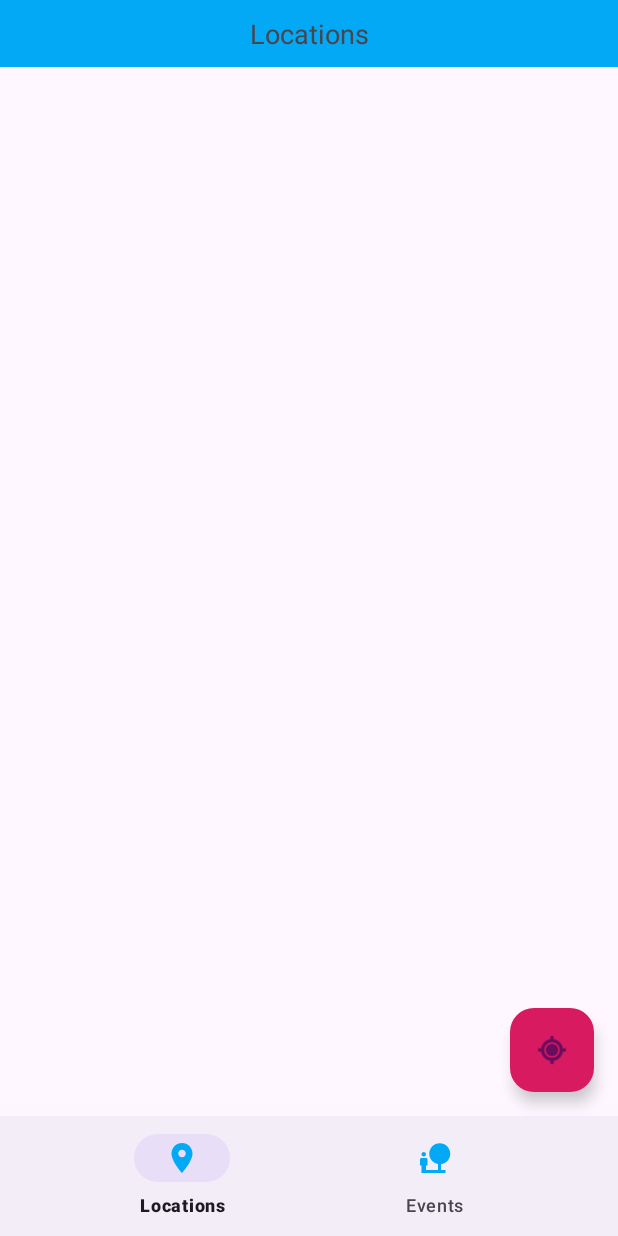
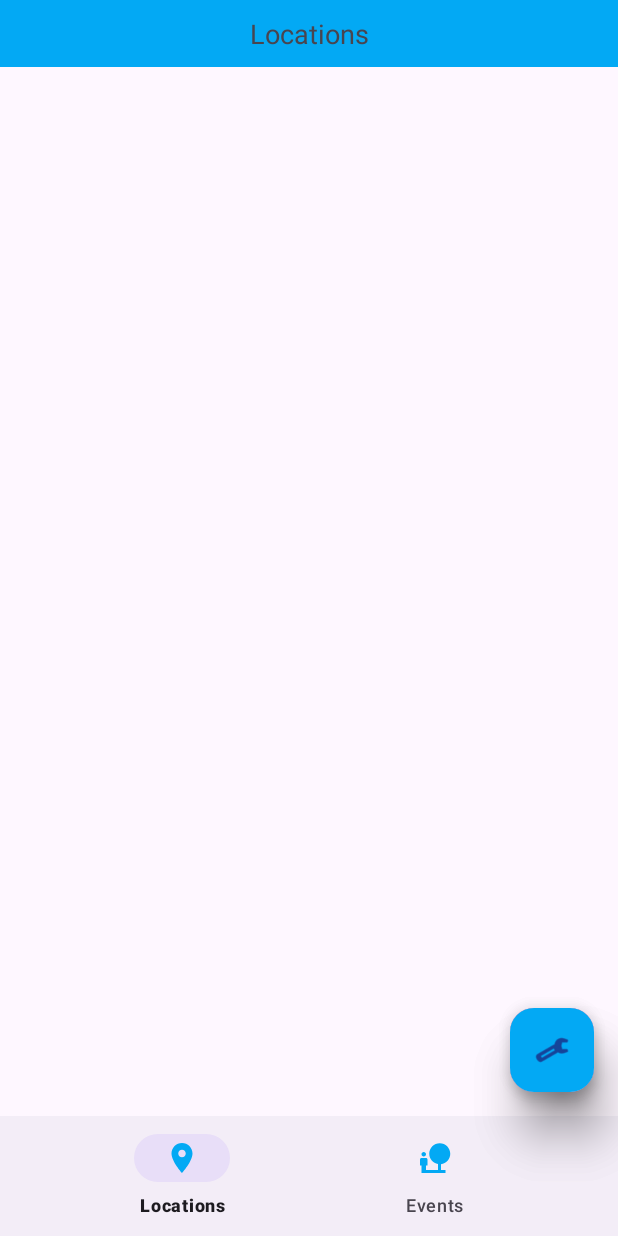
Before and after one commit to Woosmap/geofencing-example-android, an Android app: the screen it shows after launch (MainActivity), on a phone screen of 412 x 824 dp. Run offline under Robolectric (Android 15) with nearby library versions, the phone set to English and light mode, and no system bars; libraries missing offline, so code that uses them is left out: com.webgeoservices.woosmapgeofencingcore; 6 statements that could not run were skipped.

Commit message:
1. Implement clear db and lists

```diff
--- a/app/src/main/java/com/webgeoservices/woosmapgeofencingexample/MainActivity.kt
+++ b/app/src/main/java/com/webgeoservices/woosmapgeofencingexample/MainActivity.kt
@@ -21,6 +21,8 @@ import com.webgeoservices.woosmapgeofencing.WoosmapSettings
 import com.webgeoservices.woosmapgeofencingcore.database.WoosmapDb
 import com.webgeoservices.woosmapgeofencingexample.adapters.ViewPagerAdapter
 import com.webgeoservices.woosmapgeofencingexample.models.EventDataModel
+import kotlinx.coroutines.GlobalScope
+import kotlinx.coroutines.launch
 
 class MainActivity : AppCompatActivity() {
 
@@ -36,6 +38,7 @@ class MainActivity : AppCompatActivity() {
     private lateinit var viewPager: ViewPager
     private lateinit var viewPagerAdapter: ViewPagerAdapter
     private var trackingStarted = false
+    private var fabMenuExpanded = false
 
     override fun onCreate(savedInstanceState: Bundle?) {
         super.onCreate(savedInstanceState)
@@ -116,11 +119,39 @@ class MainActivity : AppCompatActivity() {
             if (trackingStarted){
                 view.backgroundTintList = resources.getColorStateList(R.color.colorPrimary, applicationContext.theme)
                 woosmap.startTracking(Woosmap.ConfigurationProfile.passiveTracking)
+                Toast.makeText(applicationContext, "Tracking started", Toast.LENGTH_SHORT).show()
             }
             else{
                 view.backgroundTintList = resources.getColorStateList(R.color.colorAccent, applicationContext.theme)
                 woosmap.stopTracking()
+                Toast.makeText(applicationContext, "Tracking stopped", Toast.LENGTH_SHORT).show()
             }
+        }
+
+        // Initialize floating action button. Which will clear all the entries in the Woosmap database
+        val clearDbButton = findViewById<FloatingActionButton>(R.id.clear_db)
+        clearDbButton.setOnClickListener{
+            // Clear the database tables and remove geofence regions
+            GlobalScope.launch {
+                WoosmapDb.getInstance(applicationContext).clearAllTables()
+                Woosmap.getInstance().removeGeofence()
+            }
+            //Clear the data in the lists
+            viewPagerAdapter.clearLists()
+            Toast.makeText(applicationContext, "Clearing all the database values", Toast.LENGTH_SHORT).show()
+        }
+
+        // Initialize floating action button. Which will clear all the entries in the Woosmap database
+        val fabMenuButton = findViewById<FloatingActionButton>(R.id.fab_menu)
+        fabMenuButton.setOnClickListener{
+            if (!fabMenuExpanded){
+                clearDbButton.animate().translationY(-400f)
+                toggleTackingBtn.animate().translationY(-200f)
+            }else{
+                clearDbButton.animate().translationY(0f)
+                toggleTackingBtn.animate().translationY(0f)
+            }
+            fabMenuExpanded = !fabMenuExpanded
         }
     }
 
--- a/app/src/main/java/com/webgeoservices/woosmapgeofencingexample/adapters/EventsDataAdapter.kt
+++ b/app/src/main/java/com/webgeoservices/woosmapgeofencingexample/adapters/EventsDataAdapter.kt
@@ -45,4 +45,10 @@ class EventsDataAdapter(private val events: ArrayList<EventDataModel>): Recycler
         events.add(0, event)
         notifyItemInserted(0) // Notify adapter that an item was inserted at the last position
     }
+
+    fun clearData(){
+        val size = events.size
+        events.clear()
+        notifyItemRangeRemoved(0, size)
+    }
 }
--- a/app/src/main/java/com/webgeoservices/woosmapgeofencingexample/adapters/LiveLocationAdapter.kt
+++ b/app/src/main/java/com/webgeoservices/woosmapgeofencingexample/adapters/LiveLocationAdapter.kt
@@ -43,4 +43,10 @@ class LiveLocationAdapter(private val locations: ArrayList<Location>): RecyclerV
         notifyItemInserted(0) // Notify adapter that an item was inserted at the last position
     }
 
+    fun clearData(){
+        val size = locations.size
+        locations.clear()
+        notifyItemRangeRemoved(0, size)
+    }
+
 }
--- a/app/src/main/java/com/webgeoservices/woosmapgeofencingexample/adapters/ViewPagerAdapter.kt
+++ b/app/src/main/java/com/webgeoservices/woosmapgeofencingexample/adapters/ViewPagerAdapter.kt
@@ -24,5 +24,9 @@ class ViewPagerAdapter(fragmentManager: FragmentManager): FragmentPagerAdapter(f
         }
     }
 
+    fun clearLists(){
+        locationFragment.clearList()
+        eventFragment.clearList()
+    }
 
 }
--- a/app/src/main/java/com/webgeoservices/woosmapgeofencingexample/fragments/EventFragment.kt
+++ b/app/src/main/java/com/webgeoservices/woosmapgeofencingexample/fragments/EventFragment.kt
@@ -46,4 +46,8 @@ class EventFragment: Fragment() {
             eventList?.smoothScrollToPosition(0)
         }
     }
+
+    fun clearList(){
+        eventsDataAdapter?.clearData()
+    }
 }
--- a/app/src/main/java/com/webgeoservices/woosmapgeofencingexample/fragments/LocationFragment.kt
+++ b/app/src/main/java/com/webgeoservices/woosmapgeofencingexample/fragments/LocationFragment.kt
@@ -38,4 +38,9 @@ class LocationFragment: Fragment() {
         liveLocationDataAdapter.addLocation(location)
         locationsList.smoothScrollToPosition(0)
     }
+
+    fun clearList(){
+        liveLocationDataAdapter.clearData()
+    }
+
 }
--- a/app/src/main/res/layout/activity_main.xml
+++ b/app/src/main/res/layout/activity_main.xml
@@ -28,6 +28,18 @@
         app:itemIconTint="@color/colorPrimary"
         app:menu="@menu/navigation">
     </com.google.android.material.bottomnavigation.BottomNavigationView>
+
+    <com.google.android.material.floatingactionbutton.FloatingActionButton
+        android:id="@+id/clear_db"
+        android:layout_width="wrap_content"
+        android:layout_height="wrap_content"
+        android:layout_margin="16dp"
+        android:clickable="true"
+        android:src="@android:drawable/ic_delete"
+        android:layout_above="@id/bottom_navigation"
+        android:layout_alignParentRight="true"
+        app:elevation="20dp"/>
+
     <com.google.android.material.floatingactionbutton.FloatingActionButton
         android:id="@+id/toggle_woosmap_tracking"
         android:layout_width="wrap_content"
@@ -38,6 +50,22 @@
         android:clickable="true"
         app:backgroundTint="@color/colorAccent"
         android:contentDescription="Start Tacking"
-        app:srcCompat="@android:drawable/ic_menu_mylocation"
+        android:src="@android:drawable/ic_menu_mylocation"
         android:focusable="true" />
+
+    <com.google.android.material.floatingactionbutton.FloatingActionButton
+        android:id="@+id/fab_menu"
+        android:layout_width="wrap_content"
+        android:layout_height="wrap_content"
+        android:layout_above="@id/bottom_navigation"
+        android:layout_alignParentRight="true"
+        android:layout_marginStart="16dp"
+        android:layout_marginTop="16dp"
+        android:layout_marginEnd="16dp"
+        android:layout_marginBottom="16dp"
+        android:clickable="true"
+        android:src="@android:drawable/ic_menu_preferences"
+        app:backgroundTint="@color/colorPrimary"
+        app:elevation="20dp" />
+
 </RelativeLayout>
```
